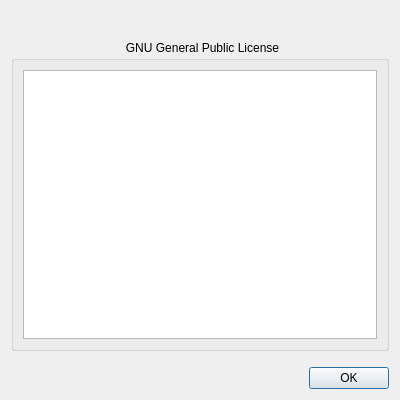
Qt form SerialTool/ui/aboutbox.ui (skiars/SerialTool) before a commit.
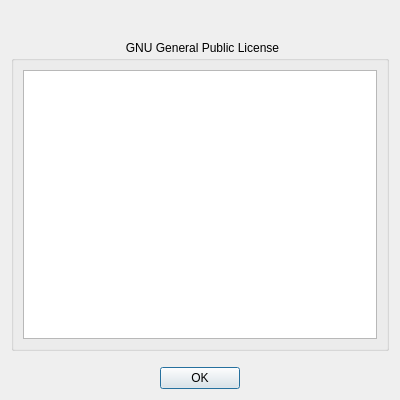
The same form after that commit.

```diff
--- a/SerialTool/ui/aboutbox.ui
+++ b/SerialTool/ui/aboutbox.ui
@@ -76,6 +76,9 @@
      <property name="standardButtons">
       <set>QDialogButtonBox::Ok</set>
      </property>
+     <property name="centerButtons">
+      <bool>true</bool>
+     </property>
     </widget>
    </item>
   </layout>
```
